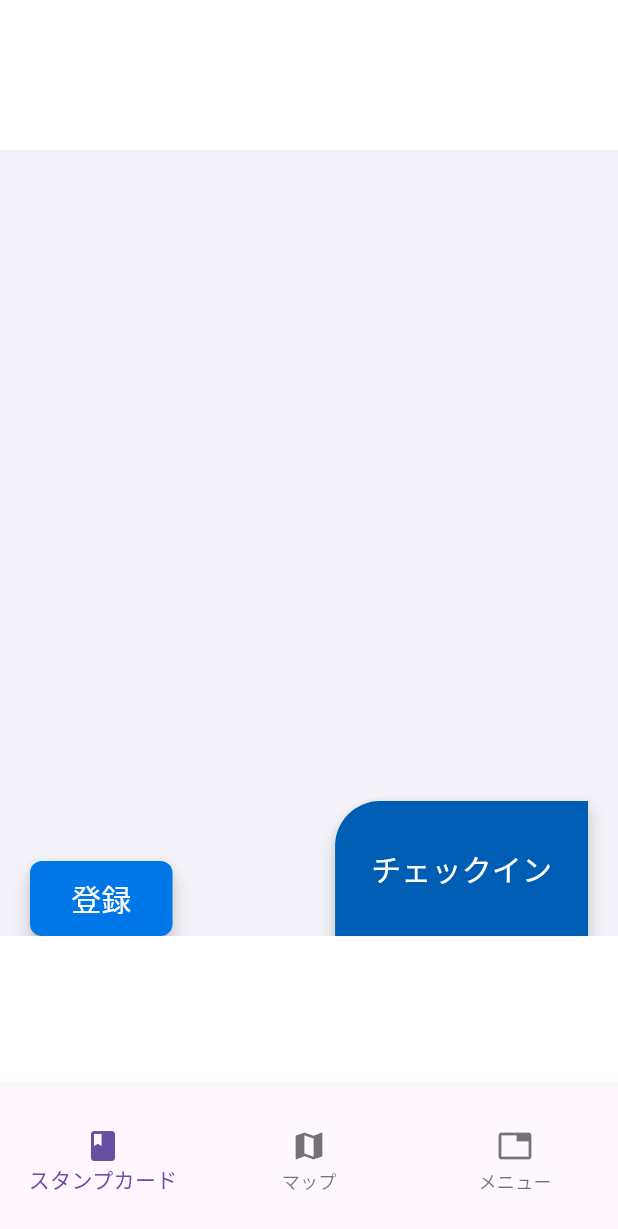
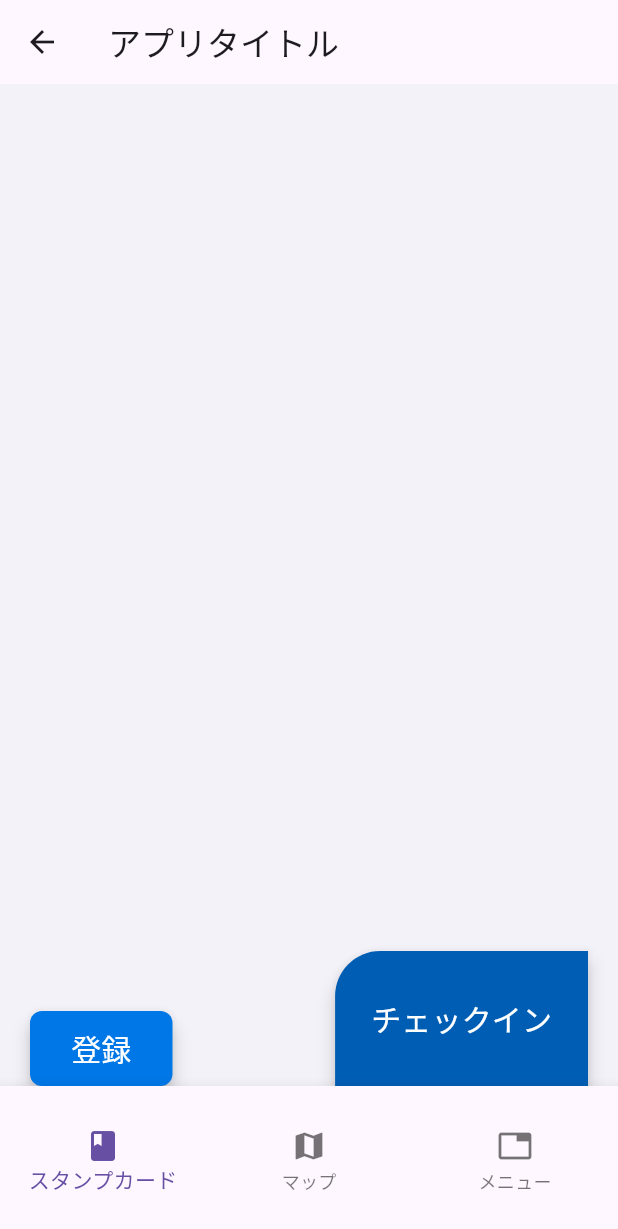
Before and after one commit to GradProjectHub/Seicheese-Flutter, a Flutter app: the MainScreen screen opened directly, on a phone screen of 412 x 824 dp. Shown: the top 1229 px of the screen. Run offline on Flutter 3.47's test engine with Material 3 defaults, Android fonts, the phone set to English and light mode, and no system bars.

Commit message:
メイン画面修正版

```diff
--- a/lib/screens/main_screen.dart
+++ b/lib/screens/main_screen.dart
@@ -37,19 +37,14 @@ class _MainScreenState extends State<MainScreen> {
   Widget build(BuildContext context) {
     return Scaffold(
       backgroundColor: Color(0xFFF3F2F8),
-      body: Column(
+      appBar: AppBar(
+        title: Text('アプリタイトル'), // ヘッダーのタイトル
+      ),
+      body: Stack(
         children: [
-          // ヘッダーの白いボックス
-          Container(
-            height: 100,
-            color: Colors.white,
-          ),
-          Expanded(
-            child: Stack(
-              children: [
-                // 登録ボタン（左下）
+          // 登録ボタン（フッターの上）
           Positioned(
-                  bottom: 0, // ボタンを画面の下部に配置
+            bottom: 0, // フッターの上に配置
             left: 20,
             child: ElevatedButton(
               onPressed: toggleButton,
@@ -70,9 +65,9 @@ class _MainScreenState extends State<MainScreen> {
               ),
             ),
           ),
-                // チェックインボタン（右下）
+          // チェックインボタン（フッターの上）
           Positioned(
-                  bottom: 0, // ボタンを画面の下部に配置
+            bottom: 0, // フッターの直上に配置
             right: 20,
             child: ElevatedButton(
               onPressed: () {
@@ -99,14 +94,6 @@ class _MainScreenState extends State<MainScreen> {
           ),
         ],
       ),
-          ),
-          // フッターの白いボックス
-          Container(
-            height: 100,
-            color: Colors.white,
-          ),
-        ],
-      ),
       bottomNavigationBar: Footer(), // フッターを表示
     );
   }
```
Lines whose indentation alone changed are shown as unchanged.
